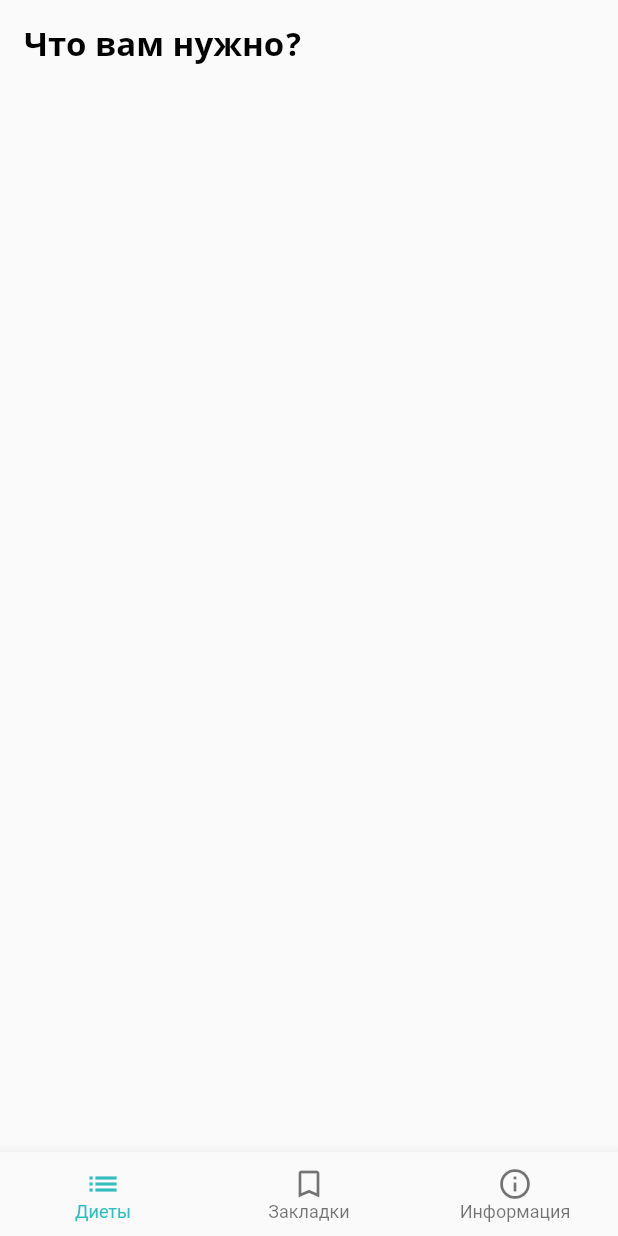
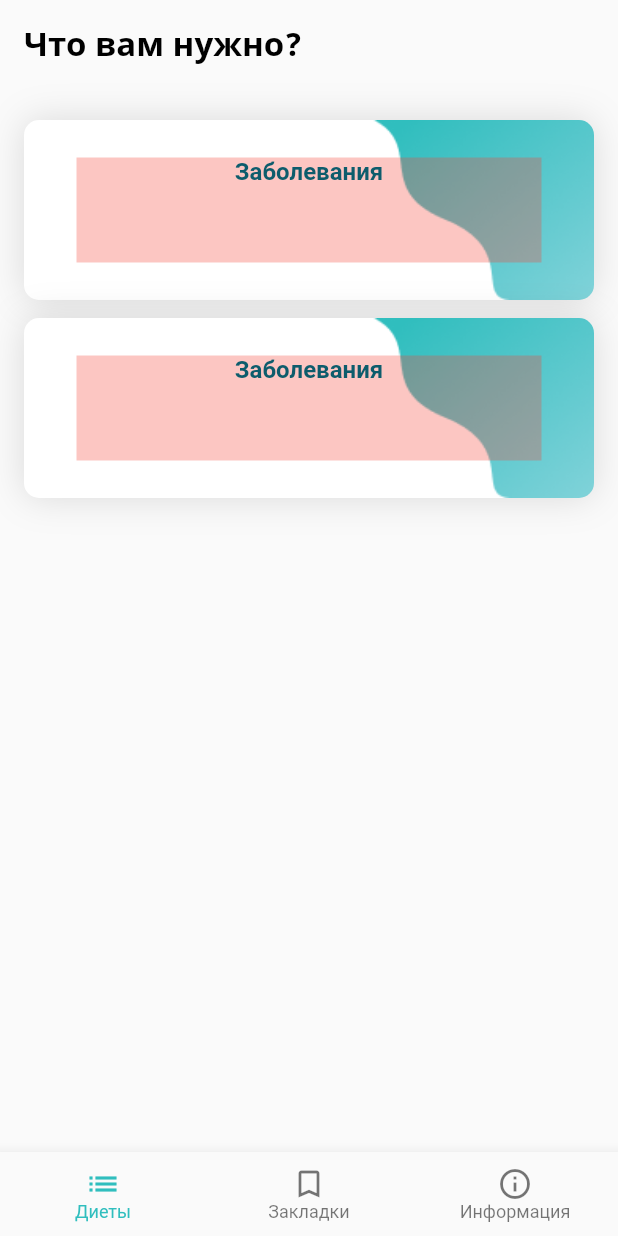
Before and after one commit to asg1997/Diet_List_Flutter, a Flutter app: the screen it shows after launch, on a phone screen of 412 x 824 dp. Run offline on Flutter 3.47's test engine with Material 2 defaults, Android fonts, the light colour scheme and no system bars.

Commit message:
Первы

```diff
--- a/lib/Screens/diets_groups_screen.dart
+++ b/lib/Screens/diets_groups_screen.dart
@@ -5,7 +5,59 @@ class DietsGroupsScreen extends StatelessWidget {
 
   @override
   Widget build(BuildContext context) {
-    return Scaffold(appBar: setAppBar('Что вам нужно?'));
+    return Scaffold(
+      appBar: setAppBar('Что вам нужно?'),
+      body: Container(
+        padding: EdgeInsets.only(top: 12, left: 16, right: 16),
+        child: ListView.builder(
+          itemCount: 2,
+          itemBuilder: (BuildContext context, int index) {
+            return Container(
+              margin: EdgeInsets.only(top: 12),
+              height: 120,
+              width: MediaQuery.of(context).size.width,
+              decoration: BoxDecoration(
+                borderRadius: BorderRadius.circular(10.0),
+                image: DecorationImage(
+                    image: AssetImage('assets/diet_image.png'),
+                    fit: BoxFit.fill),
+                boxShadow: [
+                  BoxShadow(
+                      blurRadius: 20, color: Colors.black.withOpacity(0.13)),
+                ],
+              ),
+              child: Container(
+                margin:EdgeInsets.only(left: 35, top: 25, bottom: 25, right: 35),
+                color: Colors.red.withOpacity(0.3),
+                child: Column(
+                  children: [
+                    Text('Заболевания', style: TextStyle(
+                      color: Color.fromRGBO(13, 92, 108, 1),
+                      fontWeight: FontWeight.bold,
+                      fontSize: 16
+                    ),)
+                  ],
+                ),
+              )
+
+              // child: Container(
+              //   margin:
+              //       EdgeInsets.only(left: 35, top: 25, bottom: 25, right: 35),
+              //   color: Colors.red.withOpacity(0.3),
+              //   child: Text(
+              //     'Заболевания',
+              //     style: TextStyle(
+              //         color: Color.fromRGBO(13, 92, 108, 1),
+              //         fontWeight: FontWeight.bold,
+              //         fontSize: 16),
+              //   ),
+              //
+              // ),
+            );
+          },
+        ),
+      ),
+    );
   }
 
   // Внешний вид Эпп Бара
--- a/pubspec.yaml
+++ b/pubspec.yaml
@@ -58,7 +58,8 @@ flutter:
   uses-material-design: true
 
     # To add assets to your application, add an assets section, like this:
-    # assets:
+  assets:
+    - assets/
     #   - images/a_dot_burr.jpeg
     #   - images/a_dot_ham.jpeg
 
```
Also changed, not shown: assets/diet_image.png (added).
